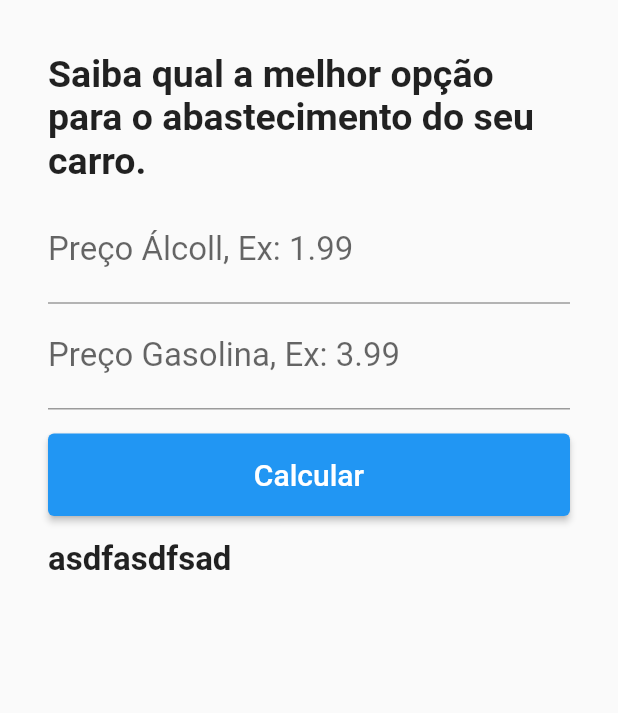
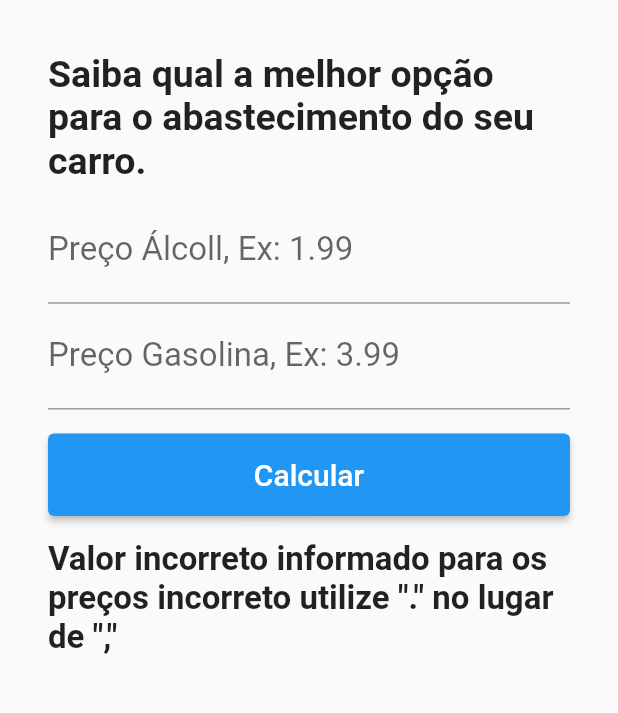
Before and after one commit to LUC4Slap/app_alcool_gasolina, a Flutter app: the screen it shows after launch, after a tap on "Calcular", on a phone screen of 412 x 824 dp, the part 268-981 px from its top. Run offline on Flutter 3.47's test engine with Material 2 defaults, Android fonts, the phone set to English and light mode, and no system bars.

Commit message:
Faz calculo de qual opção compensa mais

```diff
--- a/lib/AlcooGasolina.dart
+++ /dev/null
@@ -1,75 +0,0 @@
-import 'package:flutter/material.dart';
-
-class AlcooGasolina extends StatefulWidget {
-  const AlcooGasolina({Key? key}) : super(key: key);
-
-  @override
-  _AlcooGasolinaState createState() => _AlcooGasolinaState();
-}
-
-class _AlcooGasolinaState extends State<AlcooGasolina> {
-  TextEditingController _controllerAlcool = new TextEditingController();
-  TextEditingController _controllerGasolina = new TextEditingController();
-  var _resultado = 'asdfasdfsad';
-  @override
-  Widget build(BuildContext context) {
-    return Scaffold(
-      appBar: AppBar(
-        title: Text('Álcool ou Gasolina'),
-      ),
-      body: Container(
-        width: double.infinity,
-        child: SingleChildScrollView(
-          padding: EdgeInsets.all(32),
-          child: Column(
-            crossAxisAlignment: CrossAxisAlignment.stretch,
-            children: [
-              Image.asset('images/logo.png'),
-              Padding(
-                padding: EdgeInsets.only(top: 35, bottom: 10),
-                child: Text(
-                  "Saiba qual a melhor opção para o abastecimento do seu carro.",
-                  style: TextStyle(fontSize: 25, fontWeight: FontWeight.bold),
-                ),
-              ),
-              TextField(
-                keyboardType: TextInputType.number,
-                decoration:
-                    InputDecoration(labelText: "Preço Álcoll, Ex: 1.99"),
-                style: TextStyle(fontSize: 22),
-                controller: _controllerAlcool,
-              ),
-              TextField(
-                keyboardType: TextInputType.number,
-                decoration:
-                    InputDecoration(labelText: "Preço Gasolina, Ex: 3.99"),
-                style: TextStyle(fontSize: 22),
-                controller: _controllerGasolina,
-              ),
-              Padding(
-                padding: EdgeInsets.only(top: 16),
-                child: ElevatedButton(
-                    onPressed: () {},
-                    style: ElevatedButton.styleFrom(
-                      padding: EdgeInsets.all(16),
-                    ),
-                    child: Text(
-                      'Calcular',
-                      style: TextStyle(
-                        fontSize: 20,
-                      ),
-                    )),
-              ),
-              Padding(
-                  padding: EdgeInsets.only(top: 16),
-                  child: Text(
-                    _resultado,
-                    style: TextStyle(fontSize: 22, fontWeight: FontWeight.bold),
-                  ))
-            ],
-          ),
-        ),
-      ),
-    );
-  }
-}
--- /dev/null
+++ b/lib/alcool_gasolina.dart
@@ -0,0 +1,105 @@
+import 'package:flutter/material.dart';
+
+class AlcooGasolina extends StatefulWidget {
+  const AlcooGasolina({super.key});
+
+  @override
+  State<AlcooGasolina> createState() => _AlcooGasolinaState();
+}
+
+class _AlcooGasolinaState extends State<AlcooGasolina> {
+  final _controllerAlcool = TextEditingController();
+  final _controllerGasolina = TextEditingController();
+  String _resultado = '';
+
+  void _calcular() {
+    double? precoAlcool = double.tryParse(_controllerAlcool.text);
+    double? precoGasolina = double.tryParse(_controllerGasolina.text);
+    if (precoAlcool == null || precoGasolina == null) {
+      setState(() {
+        _resultado =
+            'Valor incorreto informado para os preços incorreto utilize "." no lugar de ","';
+      });
+    } else {
+      double media = precoAlcool / precoGasolina;
+      if (media >= 0.7) {
+        setState(() {
+          _resultado = 'Melhor Abastecer com Gasolina';
+        });
+      } else {
+        setState(() {
+          _resultado = 'Melhor Abastecer com Álcool';
+        });
+      }
+    }
+    _limparCampos();
+  }
+
+  void _limparCampos() {
+    _controllerAlcool.text = "";
+    _controllerGasolina.text = "";
+  }
+
+  @override
+  Widget build(BuildContext context) {
+    return Scaffold(
+      appBar: AppBar(
+        title: const Text('Álcool ou Gasolina'),
+      ),
+      body: SizedBox(
+        width: double.infinity,
+        child: SingleChildScrollView(
+          padding: const EdgeInsets.all(32),
+          child: Column(
+            crossAxisAlignment: CrossAxisAlignment.stretch,
+            children: [
+              Image.asset('images/logo.png'),
+              const Padding(
+                padding: EdgeInsets.only(top: 35, bottom: 10),
+                child: Text(
+                  "Saiba qual a melhor opção para o abastecimento do seu carro.",
+                  style: TextStyle(fontSize: 25, fontWeight: FontWeight.bold),
+                ),
+              ),
+              TextField(
+                keyboardType: TextInputType.number,
+                decoration:
+                    const InputDecoration(labelText: "Preço Álcoll, Ex: 1.99"),
+                style: const TextStyle(fontSize: 22),
+                controller: _controllerAlcool,
+              ),
+              TextField(
+                keyboardType: TextInputType.number,
+                decoration: const InputDecoration(
+                    labelText: "Preço Gasolina, Ex: 3.99"),
+                style: const TextStyle(fontSize: 22),
+                controller: _controllerGasolina,
+              ),
+              Padding(
+                padding: const EdgeInsets.only(top: 16),
+                child: ElevatedButton(
+                    onPressed: _calcular,
+                    style: ElevatedButton.styleFrom(
+                      padding: const EdgeInsets.all(16),
+                    ),
+                    child: const Text(
+                      'Calcular',
+                      style: TextStyle(
+                        fontSize: 20,
+                      ),
+                    )),
+              ),
+              Padding(
+                  padding: const EdgeInsets.only(top: 16),
+                  child: Text(
+                    _resultado,
+                    style: const TextStyle(
+                        fontSize: 22, fontWeight: FontWeight.bold),
+                  ))
+            ],
+          ),
+        ),
+      ),
+    );
+  }
+}
--- a/lib/main.dart
+++ b/lib/main.dart
@@ -1,9 +1,9 @@
 import 'package:flutter/material.dart';
 
-import 'AlcooGasolina.dart';
+import 'alcool_gasolina.dart';
 
 void main() {
-  runApp(MaterialApp(
+  runApp(const MaterialApp(
     home: AlcooGasolina(),
   ));
 }
```
Also changed, not shown: 1 other file.
